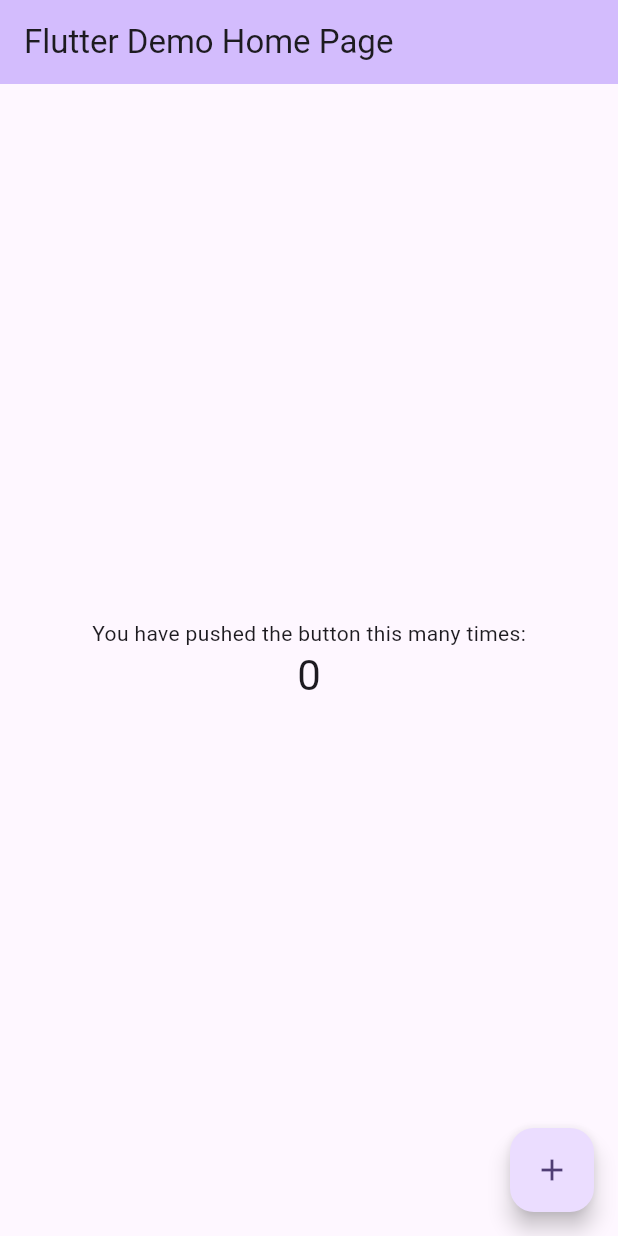
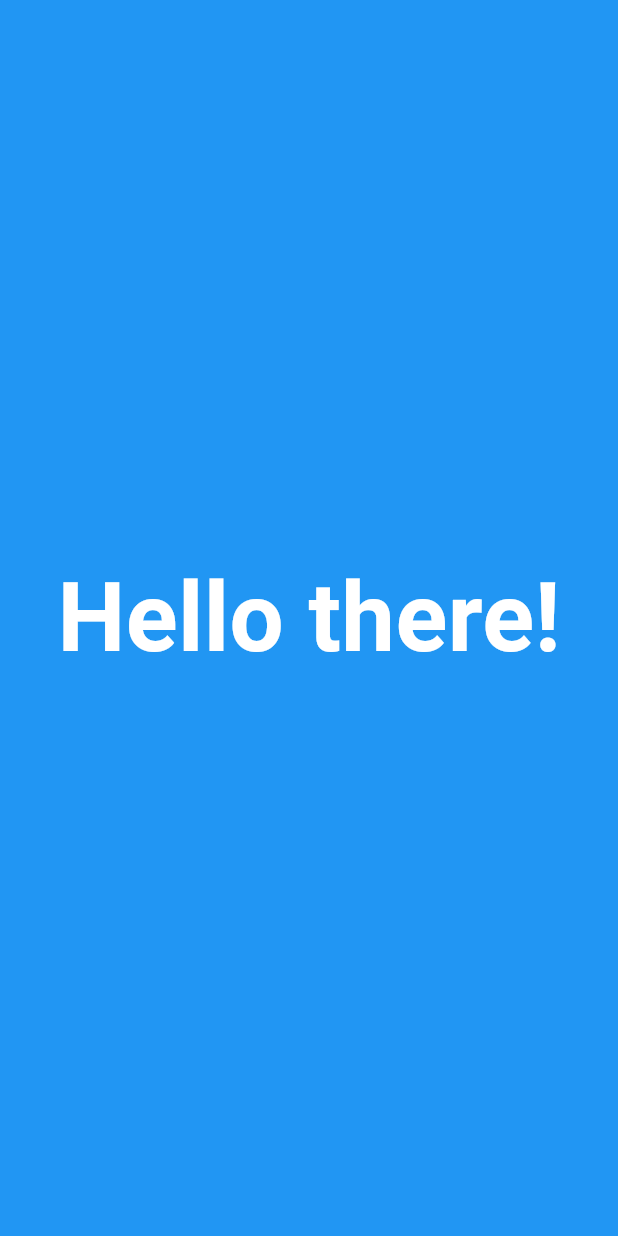
Before and after one commit to SnafTheCook/random-color-flutter, a Flutter app: the screen it shows after launch, on a phone screen of 412 x 824 dp. Run offline on Flutter 3.47's test engine with Material 3 defaults, Android fonts, the phone set to English and light mode, and no system bars.

Commit message:
feat: implement random color generator and history

```diff
--- a/lib/main.dart
+++ b/lib/main.dart
@@ -3,120 +3,147 @@ import 'package:flutter/material.dart';
 void main() {
   runApp(const MyApp());
 }
-
+const bool _debugMode = false;
+///Root widget of the application
 class MyApp extends StatelessWidget {
+  ///Creates MyApp instance
   const MyApp({super.key});
-
-  // This widget is the root of your application.
   @override
   Widget build(BuildContext context) {
-    return MaterialApp(
-      title: 'Flutter Demo',
-      theme: ThemeData(
-        // This is the theme of your application.
-        //
-        // TRY THIS: Try running your application with "flutter run". You'll see
-        // the application has a purple toolbar. Then, without quitting the app,
-        // try changing the seedColor in the colorScheme below to Colors.green
-        // and then invoke "hot reload" (save your changes or press the "hot
-        // reload" button in a Flutter-supported IDE, or press "r" if you used
-        // the command line to start the app).
-        //
-        // Notice that the counter didn't reset back to zero; the application
-        // state is not lost during the reload. To reset the state, use hot
-        // restart instead.
-        //
-        // This works for code too, not just values: Most code changes can be
-        // tested with just a hot reload.
-        colorScheme: .fromSeed(seedColor: Colors.deepPurple),
-      ),
-      home: const MyHomePage(title: 'Flutter Demo Home Page'),
+    return const MaterialApp(
+      home: MyHomePage(title: 'Random color generator'),
+      debugShowCheckedModeBanner: _debugMode,
     );
   }
 }
-
+///Main page of the color generating application
 class MyHomePage extends StatefulWidget {
-  const MyHomePage({super.key, required this.title});
-
-  // This widget is the home page of your application. It is stateful, meaning
-  // that it has a State object (defined below) that contains fields that affect
-  // how it looks.
-
-  // This class is the configuration for the state. It holds the values (in this
-  // case the title) provided by the parent (in this case the App widget) and
-  // used by the build method of the State. Fields in a Widget subclass are
-  // always marked "final".
-
+  ///Creates MyHomePage instance
+  const MyHomePage({required this.title, super.key});
+  ///The title of the application
   final String title;
-
   @override
   State<MyHomePage> createState() => _MyHomePageState();
 }
 
 class _MyHomePageState extends State<MyHomePage> {
-  int _counter = 0;
+  Color _backgroundColor = Colors.blue;
+  final int _numberOfCharacters = 6;
+  final List<Color> _colorHistory = [];
+  final List<String> _availableCharacters =
+  ['0', '1', '2', '3', '4', '5', '6', '7', '8', '9',
+   'A', 'B', 'C', 'D', 'E', 'F' ];
 
-  void _incrementCounter() {
+  final ScrollController _scrollController = ScrollController();
+
+  @override
+  Widget build(BuildContext context) {
+    return Scaffold(
+      body: Stack(
+        children: [
+          GestureDetector(
+            onTap: _changeColor,
+            behavior: HitTestBehavior.opaque,
+            child: Container(
+              color: _backgroundColor,
+              alignment: Alignment.center,
+              child: Text(
+                'Hello there!',
+                style: TextStyle(
+                  fontSize: 64,
+                  fontWeight: FontWeight.bold,
+                  color: _getSecondaryColor(),
+                ),
+              ),
+            ),
+          ),
+          Align(
+            alignment: AlignmentGeometry.bottomCenter,
+            child: Padding(
+              padding: const EdgeInsets.only(bottom: 20),
+              child: SizedBox(
+                height: 100,
+                child: ListView.builder(
+                  controller: _scrollController,
+                  padding: const EdgeInsets.symmetric(horizontal: 16),
+                  scrollDirection: Axis.horizontal,
+                  itemCount: _colorHistory.length,
+                  itemBuilder: (BuildContext context, int index) {
+                    return _buildHistoryBox(_colorHistory[index]);
+                  },
+                ),
+              ),
+            ),
+          )
+        ],
+      )
+    );
+  }
+
+  void _changeColor(){
     setState(() {
-      // This call to setState tells the Flutter framework that something has
-      // changed in this State, which causes it to rerun the build method below
-      // so that the display can reflect the updated values. If we changed
-      // _counter without calling setState(), then the build method would not be
-      // called again, and so nothing would appear to happen.
-      _counter++;
+      final List<String> tempCharactersList = _availableCharacters;
+      const String rgbString = '0xFF';
+      final int randomIndex = DateTime.now()
+        .microsecondsSinceEpoch % tempCharactersList.length;
+
+      final StringBuffer buffer = StringBuffer(rgbString);
+
+      for (var i = 0; i < _numberOfCharacters; i++) {
+        tempCharactersList.shuffle();
+        buffer.write(tempCharactersList[randomIndex]);
+      }
+
+      _backgroundColor = Color(int.parse(buffer.toString()));
+      _colorHistory.add(_backgroundColor);
+
+      WidgetsBinding.instance.addPostFrameCallback((_) {
+        if (_scrollController.hasClients)
+        {
+          _scrollController.animateTo(
+            _scrollController.position.maxScrollExtent,
+            duration: const Duration(milliseconds: 300),
+            curve: Curves.easeInOut
+            );
+        }
+      });
+
+      if (!_debugMode){
+        return;
+      }
+
+      for (var i = 0; i < _colorHistory.length; i++) {
+        debugPrint(_colorHistory[i].toARGB32().toString());
+      }
     });
   }
 
-  @override
-  Widget build(BuildContext context) {
-    // This method is rerun every time setState is called, for instance as done
-    // by the _incrementCounter method above.
-    //
-    // The Flutter framework has been optimized to make rerunning build methods
-    // fast, so that you can just rebuild anything that needs updating rather
-    // than having to individually change instances of widgets.
-    return Scaffold(
-      appBar: AppBar(
-        // TRY THIS: Try changing the color here to a specific color (to
-        // Colors.amber, perhaps?) and trigger a hot reload to see the AppBar
-        // change color while the other colors stay the same.
-        backgroundColor: Theme.of(context).colorScheme.inversePrimary,
-        // Here we take the value from the MyHomePage object that was created by
-        // the App.build method, and use it to set our appbar title.
-        title: Text(widget.title),
-      ),
-      body: Center(
-        // Center is a layout widget. It takes a single child and positions it
-        // in the middle of the parent.
-        child: Column(
-          // Column is also a layout widget. It takes a list of children and
-          // arranges them vertically. By default, it sizes itself to fit its
-          // children horizontally, and tries to be as tall as its parent.
-          //
-          // Column has various properties to control how it sizes itself and
-          // how it positions its children. Here we use mainAxisAlignment to
-          // center the children vertically; the main axis here is the vertical
-          // axis because Columns are vertical (the cross axis would be
-          // horizontal).
-          //
-          // TRY THIS: Invoke "debug painting" (choose the "Toggle Debug Paint"
-          // action in the IDE, or press "p" in the console), to see the
-          // wireframe for each widget.
-          mainAxisAlignment: .center,
-          children: [
-            const Text('You have pushed the button this many times:'),
-            Text(
-              '$_counter',
-              style: Theme.of(context).textTheme.headlineMedium,
-            ),
-          ],
-        ),
-      ),
-      floatingActionButton: FloatingActionButton(
-        onPressed: _incrementCounter,
-        tooltip: 'Increment',
-        child: const Icon(Icons.add),
+  Widget _buildHistoryBox(Color color){
+    return Container(
+      width: 70,
+      margin: const EdgeInsets.all(4),
+      decoration: BoxDecoration(
+        color: color,
+        border: Border.all(color: _getSecondaryColor()),
+        borderRadius: BorderRadius.circular(8),
+        boxShadow: [BoxShadow(
+          color: Colors.black.withAlpha(150),
+          blurRadius: 4,
+          offset: const Offset(0, 2)
+        )]
       ),
     );
   }
+
+  Color _getSecondaryColor(){
+    return _backgroundColor.computeLuminance() > 0.5 ?
+     Colors.black : Colors.white;
+  }
+
+  @override
+  void dispose()
+  {
+    _scrollController.dispose();
+    super.dispose();
+  }
 }
--- a/pubspec.yaml
+++ b/pubspec.yaml
@@ -28,14 +28,15 @@ environment:
 # the latest version available on pub.dev. To see which dependencies have newer
 # versions available, run `flutter pub outdated`.
 dependencies:
+  cupertino_icons: ^1.0.8
   flutter:
     sdk: flutter
 
   # The following adds the Cupertino Icons font to your application.
   # Use with the CupertinoIcons class for iOS style icons.
-  cupertino_icons: ^1.0.8
 
 dev_dependencies:
+  flutter_lints: ^6.0.0
   flutter_test:
     sdk: flutter
 
@@ -44,7 +45,6 @@ dev_dependencies:
   # activated in the `analysis_options.yaml` file located at the root of your
   # package. See that file for information about deactivating specific lint
   # rules and activating additional ones.
-  flutter_lints: ^6.0.0
   solid_lints: ^0.3.3
 
 # For information on the generic Dart part of this file, see the
```
Also changed, not shown: 1 other file.
